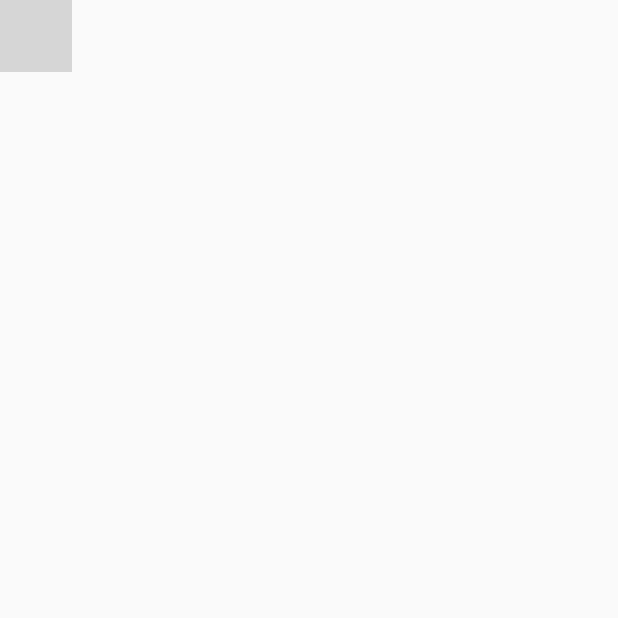
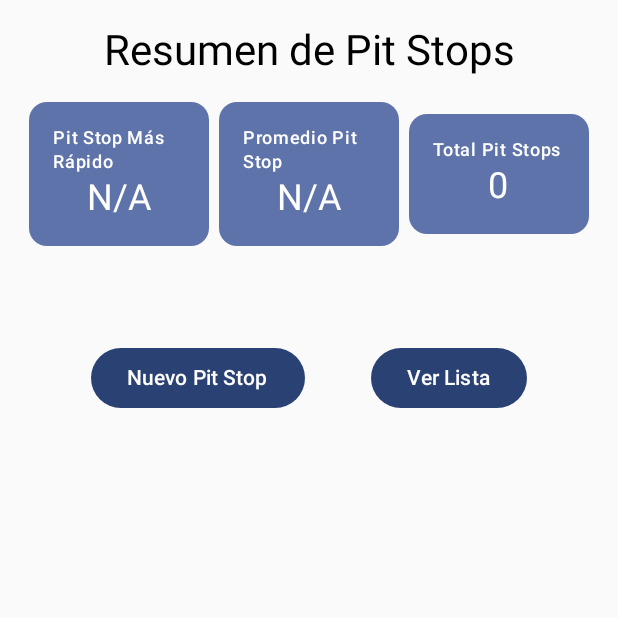
Before and after one commit to jhsolano123/Parcial-1---2025-3---Pr.-Componentes, an Android app built with Jetpack Compose: the SummaryScreen screen opened through its navigation route, on a phone screen of 412 x 824 dp, the top half of it. Run offline under Robolectric (Android 15) with nearby library versions, the phone set to English and light mode, and no system bars; libraries missing offline, so code that uses them is left out: co.yml.charts; grey boxes are pictures that could not be loaded.

Commit message:
mas errores y arreglo de grafica

```diff
--- a/app/build.gradle
+++ b/app/build.gradle
@@ -11,7 +11,7 @@ android {
 
     defaultConfig {
         applicationId "com.f1pitstop.app"
-        minSdk 24
+        minSdk 26
         targetSdk 34
         versionCode 1
         versionName "1.0"
--- a/app/src/main/java/com/f1pitstop/app/MainActivity.kt
+++ b/app/src/main/java/com/f1pitstop/app/MainActivity.kt
@@ -1,101 +1,4 @@
-/*package com.f1pitstop.app
 
-import android.os.Bundle
-import androidx.activity.ComponentActivity
-import androidx.activity.compose.setContent
-import android.app.Activity
-import android.widget.Toast
-import androidx.compose.foundation.layout.fillMaxSize
-import androidx.compose.material3.MaterialTheme
-import androidx.compose.material3.Surface
-import androidx.compose.material3.Text
-import androidx.compose.runtime.Composable
-import androidx.compose.runtime.LaunchedEffect
-import androidx.compose.runtime.collectAsState
-import androidx.compose.runtime.getValue
-import androidx.compose.ui.Modifier
-import androidx.compose.ui.tooling.preview.Preview
-import androidx.compose.ui.platform.LocalContext
-import androidx.lifecycle.viewmodel.compose.viewModel
-import com.f1pitstop.app.PitStopApplication
-import com.f1pitstop.app.ui.theme.F1PitStopTheme
-import com.f1pitstop.app.ui.form.PitStopFormScreen
-import com.f1pitstop.app.ui.form.PitStopFormUiEvent
-import com.f1pitstop.app.ui.form.PitStopFormViewModel
-
-private const val EXTRA_PIT_STOP_ID = "pit_stop_id"
-
-/**
- * MainActivity principal de la aplicación F1 Pit Stop
- *
- * Nota: Esta es una implementación básica para que el proyecto compile.
- * La UI completa será implementada por las Personas 2 y 3 del equipo.
- */
-class MainActivity : ComponentActivity() {
-    override fun onCreate(savedInstanceState: Bundle?) {
-        super.onCreate(savedInstanceState)
-        setContent {
-            F1PitStopTheme {
-                // A surface container using the 'background' color from the theme
-                Surface(
-                    modifier = Modifier.fillMaxSize(),
-                    color = MaterialTheme.colorScheme.background
-                ) {
-                    // Obtener el repositorio de la clase Application
-                    val application = application as PitStopApplication
-                    val repository = application.repository
-
-                    // Crear el ViewModel usando el Factory
-                    val summaryViewModel: SummaryViewModel = viewModel(factory = SummaryViewModel.Factory(repository))
-
-                    SummaryScreen(summaryViewModel)
-                    Greeting("F1 Pit Stop App")
-                    PitStopFormRoute(activity = this)
-                }
-            }
-        }
-    }
-}
-
-@Composable
-fun Greeting(name: String, modifier: Modifier = Modifier) {
-    Text(
-        text = "Bienvenido a $name",
-        modifier = modifier
-                private fun PitStopFormRoute(activity: Activity) {
-            val application = activity.application as PitStopApplication
-            val pitStopId = activity.intent?.getLongExtra(EXTRA_PIT_STOP_ID, 0L)?.takeIf { it > 0 }
-            val viewModel: PitStopFormViewModel = viewModel(
-                factory = PitStopFormViewModel.provideFactory(application.repository, pitStopId)
-            )
-        }
-        val state by viewModel.state.collectAsState()
-    val context = LocalContext.current
-
-    @Preview(showBackground = true)
-    @Composable
-    fun GreetingPreview() {
-        F1PitStopTheme {
-            Greeting("F1 Pit Stop App")
-            LaunchedEffect(Unit) {
-                viewModel.uiEvent.collect { event ->
-                    when (event) {
-                        PitStopFormUiEvent.Saved -> {
-                            activity.finish()
-                        }
-                        is PitStopFormUiEvent.ShowMessage -> {
-                            Toast.makeText(context, event.message, Toast.LENGTH_LONG).show()
-                        }
-                    }
-                }
-            }
-        }
-
-        PitStopFormScreen(
-            state = state,
-            onEvent = viewModel::onEvent
-        )
-    }*/
 // app/src/main/java/com/f1pitstop/app/MainActivity.kt
 package com.f1pitstop.app
 
--- a/app/src/main/java/com/f1pitstop/app/data/database/PitStopDao.kt
+++ b/app/src/main/java/com/f1pitstop/app/data/database/PitStopDao.kt
@@ -78,7 +78,7 @@ interface PitStopDao {
      * Obtiene el promedio de tiempos de pit stops exitosos
      * @return Promedio de tiempos o null si no hay pit stops exitosos
      */
-    Query("SELECT AVG(tiempo_total) FROM pit_stops WHERE estado = 'OK'")
+    @Query("SELECT AVG(tiempo_total) FROM pit_stops WHERE estado = 'OK'")
     fun getAverageTime(): Flow<Double?>
 
     /**
--- a/app/src/main/java/com/f1pitstop/app/data/repository/PitStopRepository.kt
+++ b/app/src/main/java/com/f1pitstop/app/data/repository/PitStopRepository.kt
@@ -154,15 +154,57 @@ class PitStopRepository(private val pitStopDao: PitStopDao) {
      */
     suspend fun getStatistics(): PitStopStatistics {
         return try {
-            PitStopStatistics(
-                fastestTime = pitStopDao.getFastestTime(),
-                averageTime = pitStopDao.getAverageTime(),
-                totalCount = pitStopDao.getTotalCount(),
-                lastFivePitStops = pitStopDao.getLastFivePitStops()
-            )
+            // Por ahora retornamos estadísticas vacías
+            // Las estadísticas reales se obtienen via Flow en el ViewModel
+            PitStopStatistics.empty()
         } catch (exception: Exception) {
             throw PitStopException.DatabaseException("Error al obtener estadísticas: ${exception.message}")
         }
+    }
+
+    /**
+     * Obtiene el pit stop más rápido
+     * @return Flow con el pit stop más rápido o null
+     */
+    fun getFastestPitStop(): Flow<PitStop?> {
+        return pitStopDao.getFastestPitStop()
+            .catch { exception ->
+                throw PitStopException.DatabaseException("Error al obtener pit stop más rápido: ${exception.message}")
+            }
+    }
+
+    /**
+     * Obtiene el tiempo promedio de pit stops
+     * @return Flow con el tiempo promedio o null
+     */
+    fun getAveragePitStopTime(): Flow<Double?> {
+        return pitStopDao.getAverageTime()
+            .catch { exception ->
+                throw PitStopException.DatabaseException("Error al obtener tiempo promedio: ${exception.message}")
+            }
+    }
+
+    /**
+     * Obtiene el total de pit stops
+     * @return Flow con el número total de pit stops
+     */
+    fun getTotalPitStopsCount(): Flow<Int> {
+        return pitStopDao.getTotalCount()
+            .catch { exception ->
+                throw PitStopException.DatabaseException("Error al obtener total de pit stops: ${exception.message}")
+            }
+    }
+
+    /**
+     * Obtiene los últimos N pit stops
+     * @param limit Número de pit stops a obtener
+     * @return Flow con los últimos pit stops
+     */
+    fun getLastNPitStops(limit: Int): Flow<List<PitStop>> {
+        return pitStopDao.getLastNPitStops(limit)
+            .catch { exception ->
+                throw PitStopException.DatabaseException("Error al obtener últimos pit stops: ${exception.message}")
+            }
     }
 
     /**
--- a/app/src/main/java/com/f1pitstop/app/ui/Nav.kt
+++ b/app/src/main/java/com/f1pitstop/app/ui/Nav.kt
@@ -2,12 +2,16 @@
 package com.f1pitstop.app.ui
 
 import androidx.compose.runtime.Composable
+import androidx.compose.ui.platform.LocalContext
+import androidx.lifecycle.viewmodel.compose.viewModel
 import androidx.navigation.NavType
 import androidx.navigation.compose.*
 import androidx.navigation.navArgument
+import com.f1pitstop.app.PitStopApplication
 import com.f1pitstop.app.ui.edit.EditPitStopScreen
 import com.f1pitstop.app.ui.list.PitStopListScreen
 import com.f1pitstop.app.ui.summary.SummaryScreen
+import com.f1pitstop.app.ui.summary.SummaryViewModel
 
 object Routes {
     const val SUMMARY = "summary"
@@ -19,11 +23,19 @@ object Routes {
 @Composable
 fun AppNav() {
     val nav = rememberNavController()
+    val context = LocalContext.current
+    val application = context.applicationContext as PitStopApplication
+    val repository = application.repository
+
     NavHost(navController = nav, startDestination = Routes.SUMMARY) {
         composable(Routes.SUMMARY) {
+            val summaryViewModel: SummaryViewModel = viewModel(
+                factory = SummaryViewModel.Factory(repository)
+            )
             SummaryScreen(
                 onNew = { nav.navigate(Routes.EDIT) },
-                onList = { nav.navigate(Routes.LIST) }
+                onList = { nav.navigate(Routes.LIST) },
+                viewModel = summaryViewModel
             )
         }
         composable(Routes.LIST) {
--- /dev/null
+++ b/app/src/main/java/com/f1pitstop/app/ui/summary/SummaryScreen.kt
@@ -0,0 +1,165 @@
+package com.f1pitstop.app.ui.summary
+
+import androidx.compose.foundation.layout.*
+import androidx.compose.material3.*
+import androidx.compose.runtime.*
+import androidx.compose.ui.Alignment
+import androidx.compose.ui.Modifier
+import androidx.compose.ui.graphics.Color
+import androidx.compose.ui.tooling.preview.Preview
+import androidx.compose.ui.unit.dp
+import androidx.lifecycle.viewmodel.compose.viewModel
+import co.yml.charts.axis.AxisData
+import co.yml.charts.common.model.Point
+import co.yml.charts.ui.barchart.BarChart
+import co.yml.charts.ui.barchart.models.BarChartData
+import co.yml.charts.ui.barchart.models.BarData
+import com.f1pitstop.app.data.model.PitStop
+import com.f1pitstop.app.ui.theme.F1PitStopTheme
+import java.text.SimpleDateFormat
+import java.util.Date
+import java.util.Locale
+
+@Composable
+fun SummaryScreen(
+    onNew: () -> Unit = {},
+    onList: () -> Unit = {},
+    viewModel: SummaryViewModel? = null
+) {
+    // Si tenemos ViewModel, usamos datos reales, sino datos estáticos
+    val fastestPitStop by (viewModel?.fastestPitStop?.collectAsState() ?: remember { mutableStateOf(null) })
+    val averagePitStopTime by (viewModel?.averagePitStopTime?.collectAsState() ?: remember { mutableStateOf(null) })
+    val totalPitStopsCount by (viewModel?.totalPitStopsCount?.collectAsState() ?: remember { mutableStateOf(0) })
+    val lastPitStopsForChart by (viewModel?.lastPitStopsForChart?.collectAsState() ?: remember { mutableStateOf(emptyList<PitStop>()) })
+
+
+    Column(
+        modifier = Modifier
+            .fillMaxSize()
+            .padding(16.dp),
+        horizontalAlignment = Alignment.CenterHorizontally
+    ) {
+        Text(
+            text = "Resumen de Pit Stops",
+            style = MaterialTheme.typography.headlineMedium,
+            modifier = Modifier.padding(bottom = 16.dp)
+        )
+
+        // Estadísticas principales
+        Row(
+            modifier = Modifier.fillMaxWidth(),
+            horizontalArrangement = Arrangement.SpaceAround,
+            verticalAlignment = Alignment.CenterVertically
+        ) {
+            StatisticCard(
+                title = "Pit Stop Más Rápido",
+                value = fastestPitStop?.let { "%.1f s".format(it.tiempoTotal) } ?: "N/A",
+                subtitle = fastestPitStop?.let {
+                    SimpleDateFormat("dd/MM/yyyy", Locale.getDefault()).format(Date(it.fechaHora))
+                } ?: ""
+            )
+            StatisticCard(
+                title = "Promedio Pit Stop",
+                value = averagePitStopTime?.let { "%.1f s".format(it) } ?: "N/A"
+            )
+            StatisticCard(
+                title = "Total Pit Stops",
+                value = totalPitStopsCount.toString()
+            )
+        }
+
+        Spacer(modifier = Modifier.height(32.dp))
+
+        // Gráfico de barras de los últimos pit stops
+        if (lastPitStopsForChart.isNotEmpty()) {
+            Text(
+                text = "Últimos Pit Stops (Tiempo en segundos)",
+                style = MaterialTheme.typography.headlineSmall,
+                modifier = Modifier.padding(bottom = 16.dp)
+            )
+            LastPitStopsBarChart(lastPitStopsForChart)
+        }
+
+        Spacer(modifier = Modifier.height(32.dp))
+
+        // Botones de navegación
+        Row(
+            modifier = Modifier.fillMaxWidth(),
+            horizontalArrangement = Arrangement.SpaceEvenly
+        ) {
+            Button(onClick = onNew) {
+                Text("Nuevo Pit Stop")
+            }
+            Button(onClick = onList) {
+                Text("Ver Lista")
+            }
+        }
+    }
+}
+
+@Composable
+fun StatisticCard(title: String, value: String, subtitle: String = "") {
+    Card(
+        modifier = Modifier.width(120.dp),
+        colors = CardDefaults.cardColors(containerColor = MaterialTheme.colorScheme.primaryContainer)
+    ) {
+        Column(
+            modifier = Modifier.padding(16.dp),
+            horizontalAlignment = Alignment.CenterHorizontally,
+            verticalArrangement = Arrangement.Center
+        ) {
+            Text(text = title, style = MaterialTheme.typography.labelMedium)
+            Text(text = value, style = MaterialTheme.typography.headlineSmall)
+            if (subtitle.isNotEmpty()) {
+                Text(text = subtitle, style = MaterialTheme.typography.bodySmall)
+            }
+        }
+    }
+}
+
+@Composable
+fun LastPitStopsBarChart(pitStops: List<PitStop>) {
+    if (pitStops.isEmpty()) return
+
+    val barData = pitStops.mapIndexed { index, pitStop ->
+        BarData(
+            point = Point(index.toFloat(), pitStop.tiempoTotal.toFloat()),
+            color = if (pitStop.estado == com.f1pitstop.app.data.model.EstadoPitStop.OK)
+                Color.Green else Color.Red
+        )
+    }
+
+    val xAxisData = AxisData.Builder()
+        .axisStepSize(100.dp)
+        .steps(barData.size - 1)
+        .labelData { index -> pitStops.getOrNull(index)?.piloto ?: "" }
+        .build()
+
+    val yAxisData = AxisData.Builder()
+        .steps(5)
+        .labelData { index -> (index * 2).toString() + "s" }
+        .build()
+
+    val barChartData = BarChartData(
+        chartData = barData,
+        xAxisData = xAxisData,
+        yAxisData = yAxisData
+    )
+
+    Card(
+        modifier = Modifier
+            .fillMaxWidth()
+            .height(300.dp),
+        colors = CardDefaults.cardColors(containerColor = MaterialTheme.colorScheme.surfaceVariant)
+    ) {
+        BarChart(modifier = Modifier.fillMaxSize(), barChartData = barChartData)
+    }
+}
+
+@Preview(showBackground = true)
+@Composable
+fun PreviewSummaryScreen() {
+    F1PitStopTheme {
+        SummaryScreen()
+    }
+}
--- /dev/null
+++ b/app/src/main/java/com/f1pitstop/app/ui/summary/SummaryViewModel.kt
@@ -0,0 +1,64 @@
+package com.f1pitstop.app.ui.summary
+
+import androidx.lifecycle.ViewModel
+import androidx.lifecycle.ViewModelProvider
+import androidx.lifecycle.viewModelScope
+import com.f1pitstop.app.data.model.PitStop
+import com.f1pitstop.app.data.repository.PitStopRepository
+import kotlinx.coroutines.flow.MutableStateFlow
+import kotlinx.coroutines.flow.StateFlow
+import kotlinx.coroutines.flow.asStateFlow
+import kotlinx.coroutines.launch
+
+/**
+ * ViewModel para la pantalla de resumen de pit stops.
+ * Proporciona los datos y la lógica de negocio para la UI de resumen,
+ * incluyendo estadísticas y los últimos pit stops para el gráfico.
+ */
+class SummaryViewModel(private val repository: PitStopRepository) : ViewModel() {
+
+    private val _fastestPitStop = MutableStateFlow<PitStop?>(null)
+    val fastestPitStop: StateFlow<PitStop?> = _fastestPitStop.asStateFlow()
+
+    private val _averagePitStopTime = MutableStateFlow<Double?>(null)
+    val averagePitStopTime: StateFlow<Double?> = _averagePitStopTime.asStateFlow()
+
+    private val _totalPitStopsCount = MutableStateFlow(0)
+    val totalPitStopsCount: StateFlow<Int> = _totalPitStopsCount.asStateFlow()
+
+    private val _lastPitStopsForChart = MutableStateFlow<List<PitStop>>(emptyList())
+    val lastPitStopsForChart: StateFlow<List<PitStop>> = _lastPitStopsForChart.asStateFlow()
+
+    init {
+        collectPitStopData()
+    }
+
+    private fun collectPitStopData() {
+        viewModelScope.launch {
+            repository.getFastestPitStop().collect { _fastestPitStop.value = it }
+        }
+        viewModelScope.launch {
+            repository.getAveragePitStopTime().collect { _averagePitStopTime.value = it }
+        }
+        viewModelScope.launch {
+            repository.getTotalPitStopsCount().collect { _totalPitStopsCount.value = it }
+        }
+        viewModelScope.launch {
+            repository.getLastNPitStops(5).collect { _lastPitStopsForChart.value = it }
+        }
+    }
+
+    /**
+     * Factory para crear instancias de SummaryViewModel.
+     * Necesario para inyectar el repositorio en el ViewModel.
+     */
+    class Factory(private val repository: PitStopRepository) : ViewModelProvider.Factory {
+        override fun <T : ViewModel> create(modelClass: Class<T>): T {
+            if (modelClass.isAssignableFrom(SummaryViewModel::class.java)) {
+                @Suppress("UNCHECKED_CAST")
+                return SummaryViewModel(repository) as T
+            }
+            throw IllegalArgumentException("Unknown ViewModel class")
+        }
+    }
+}
```
